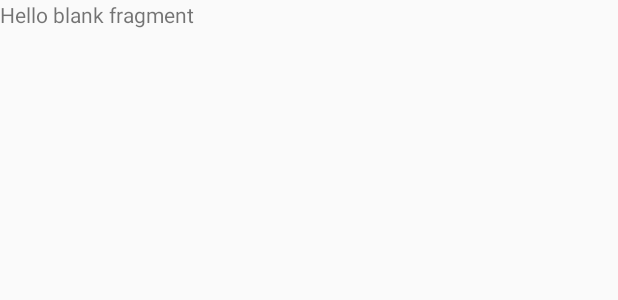
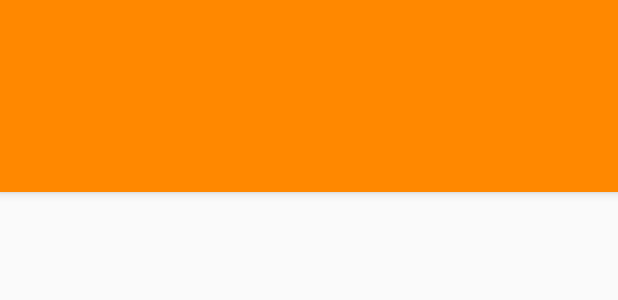
Before and after one commit to SezinKokum/DownToUp, an Android app: the layout fragment_fragment_education.xml on its own in the app's theme, with its tools: preview values and no code run, on a phone screen of 412 x 824 dp. Shown: the top 300 px of the screen. Run offline under Robolectric (Android 15) with nearby library versions, the phone set to English and light mode, and no system bars.

Commit message:
navigation bar version 1.0.2 (egitim navigation view e tablayout eklendi)

```diff
--- a/app/src/main/res/layout/activity_home_page.xml
+++ b/app/src/main/res/layout/activity_home_page.xml
@@ -32,7 +32,6 @@
             android:layout_marginRight="@dimen/activity_horizontal_margin"
             android:layout_marginTop="@dimen/activity_vertical_margin"
             android:text="@string/title_home" />
-
     </FrameLayout>
 
     <android.support.design.widget.BottomNavigationView
--- a/app/src/main/res/layout/fragment_fragment_education.xml
+++ b/app/src/main/res/layout/fragment_fragment_education.xml
@@ -1,13 +1,34 @@
-<FrameLayout xmlns:android="http://schemas.android.com/apk/res/android"
-    xmlns:tools="http://schemas.android.com/tools"
+<android.support.design.widget.CoordinatorLayout xmlns:android="http://schemas.android.com/apk/res/android"
+    xmlns:app="http://schemas.android.com/apk/res-auto"
     android:layout_width="match_parent"
-    android:layout_height="match_parent"
-    tools:context="com.tatlicilar.downtoup.fragment.FragmentEducation">
+    android:layout_height="match_parent">
 
-    <!-- TODO: Update blank fragment layout -->
-    <TextView
+    <android.support.design.widget.AppBarLayout
+        android:layout_width="match_parent"
+        android:layout_height="wrap_content"
+
+        android:theme="@style/ThemeOverlay.AppCompat.Dark.ActionBar">
+
+
+        <android.support.v7.widget.Toolbar
+            android:id="@+id/toolbar"
+            android:layout_width="match_parent"
+            android:layout_height="?attr/actionBarSize"
+            android:background="?attr/colorPrimary"
+            app:layout_scrollFlags="scroll|enterAlways"
+            app:popupTheme="@style/ThemeOverlay.AppCompat.Light" />
+
+        <android.support.design.widget.TabLayout
+            android:id="@+id/tabs"
+            android:layout_width="match_parent"
+            android:layout_height="@dimen/custom_tab_layout_height"
+            app:tabMode="fixed"
+            app:tabGravity="fill"/>
+    </android.support.design.widget.AppBarLayout>
+
+    <android.support.v4.view.ViewPager
+        android:id="@+id/viewpager"
         android:layout_width="match_parent"
         android:layout_height="match_parent"
-        android:text="@string/hello_blank_fragment" />
-
-</FrameLayout>
+        app:layout_behavior="@string/appbar_scrolling_view_behavior" />
+</android.support.design.widget.CoordinatorLayout>
```
Also changed, not shown: app/src/main/java/com/tatlicilar/downtoup/HomePage.java (+36 -1 lines), app/src/main/java/com/tatlicilar/downtoup/fragment/FragmentEducation.java (+94 -24 lines), app/src/main/java/com/tatlicilar/downtoup/fragment/FragmentProfil.java (+17 -1 lines), app/src/main/res/drawable/ebook.png (added), app/src/main/res/drawable/egitim.png (added).
